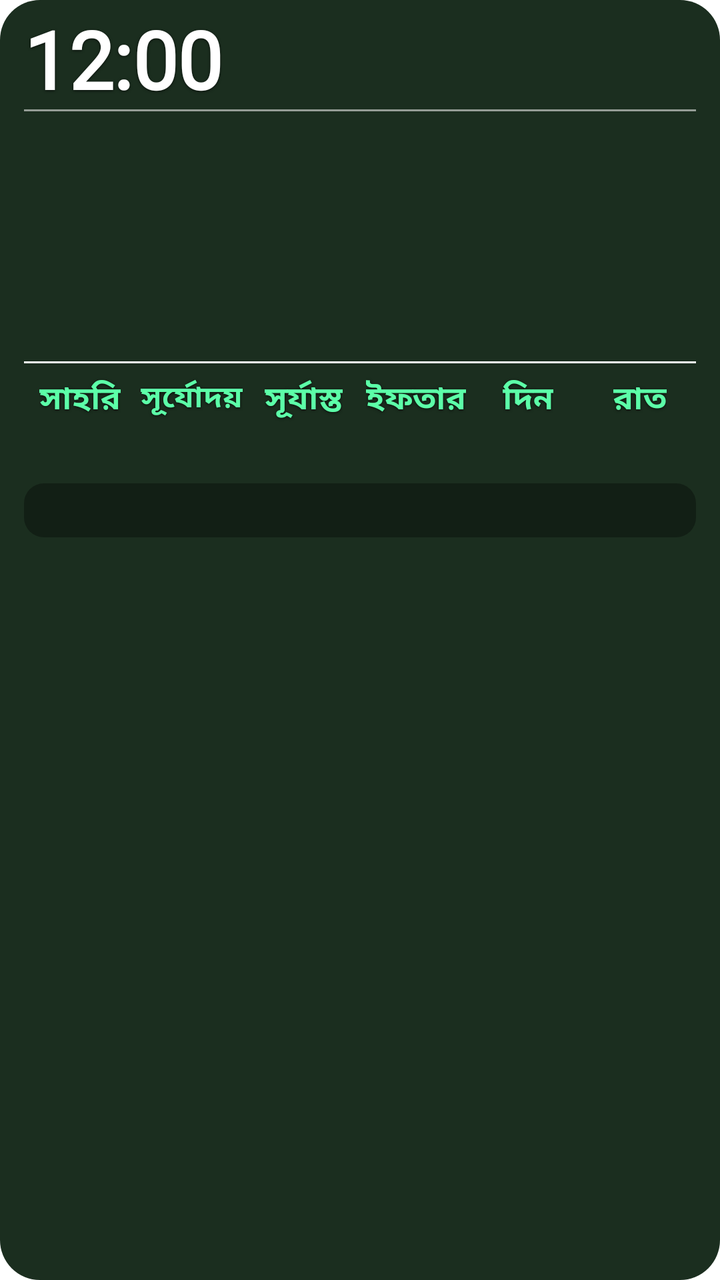
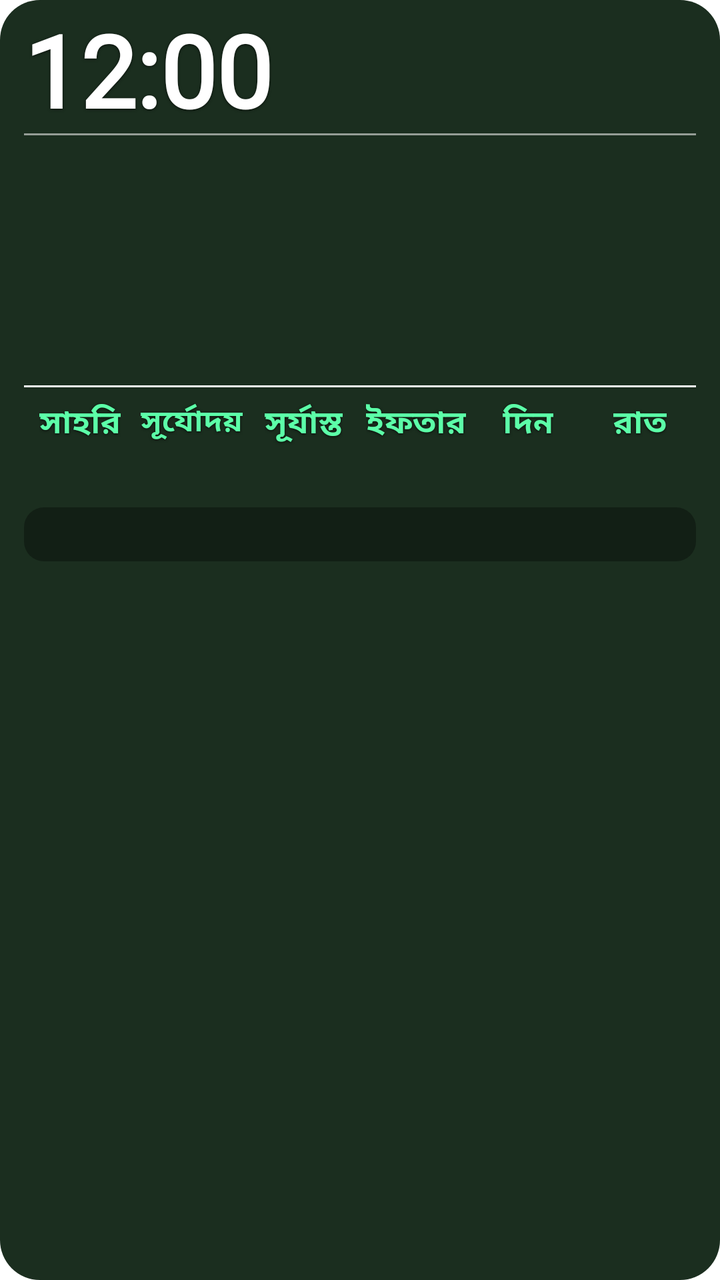

Before-and-after screenshots of an Android layout around one commit, followed by the original layout XML and the change that was made.
<!-- AndroidManifest.xml: fallback theme Theme.MaterialComponents.DayNight.NoActionBar -->
<!-- res/layout/prayer_widget_layout.xml -->
<?xml version="1.0" encoding="utf-8"?>
<FrameLayout xmlns:android="http://schemas.android.com/apk/res/android"
    android:id="@+id/widget_root"
    android:layout_width="match_parent"
    android:layout_height="match_parent">

<ImageView
    android:id="@+id/widget_bg"
    android:layout_width="match_parent"
    android:layout_height="match_parent"
    android:scaleType="fitXY"
    android:contentDescription="@null"
    android:src="@drawable/widget_bg_shape" />


<ImageView
    android:id="@+id/widget_bg_forbidden"
    android:layout_width="match_parent"
    android:layout_height="match_parent"
    android:scaleType="fitXY"
    android:contentDescription="@null"
    android:visibility="gone"
    android:src="@drawable/widget_bg_forbidden_shape" />

<LinearLayout
    android:id="@+id/widget_content"
    android:layout_width="match_parent"
    android:layout_height="match_parent"
    android:orientation="vertical"
    android:paddingStart="12dp"
    android:paddingEnd="12dp"
    android:paddingTop="8dp"
    android:paddingBottom="10dp">

    
    <LinearLayout
        android:layout_width="match_parent"
        android:layout_height="wrap_content"
        android:orientation="horizontal"
        android:gravity="top">

        
        <LinearLayout
            android:layout_width="0dp"
            android:layout_height="wrap_content"
            android:layout_weight="1"
            android:orientation="horizontal"
            android:gravity="start|bottom">

            <TextClock
                android:id="@+id/widget_time"
                android:layout_width="wrap_content"
                android:layout_height="wrap_content"
                android:format12Hour="h:mm"
                android:format24Hour="HH:mm"
                android:textColor="#FFFFFF"
                android:shadowColor="#B3000000"
                android:shadowDx="0"
                android:shadowDy="1"
                android:shadowRadius="3"
                android:textSize="40sp"
                android:fontFamily="@font/bangla_widget"
                android:textStyle="bold"
                android:includeFontPadding="false" />

            <TextClock
                android:id="@+id/widget_time_bn"
                android:layout_width="wrap_content"
                android:layout_height="wrap_content"
                android:format12Hour="h:mm"
                android:format24Hour="HH:mm"
                android:textColor="#FFFFFF"
                android:shadowColor="#B3000000"
                android:shadowDx="0"
                android:shadowDy="1"
                android:shadowRadius="3"
                android:textSize="40sp"
                android:fontFamily="@font/bangla_num"
                android:textStyle="bold"
                android:includeFontPadding="true"
                android:singleLine="true"
                android:visibility="gone" />

            <TextView
                android:id="@+id/widget_ampm"
                android:layout_width="wrap_content"
                android:layout_height="wrap_content"
                android:layout_marginStart="3dp"
                android:layout_marginBottom="4dp"
                android:text=""
                android:textColor="#FFFFFF"
                android:shadowColor="#B3000000"
                android:shadowDx="0"
                android:shadowDy="1"
                android:shadowRadius="3"
                android:textSize="15sp"
                android:textStyle="bold"
                android:singleLine="true"
                android:includeFontPadding="false" />
        </LinearLayout>

        <LinearLayout
            android:layout_width="wrap_content"
            android:layout_height="wrap_content"
            android:orientation="vertical"
            android:gravity="end">

            <TextView
                android:id="@+id/widget_location"
                android:layout_width="wrap_content"
                android:layout_height="wrap_content"
                android:text=""
                android:textColor="#A5F3FF"
                android:shadowColor="#B3000000"
                android:shadowDx="0"
                android:shadowDy="1"
                android:shadowRadius="3"
                android:textSize="17sp"
                android:fontFamily="@font/bangla_widget"
                android:textStyle="bold"
                android:gravity="end"
                android:singleLine="true"
                android:ellipsize="end"
                android:maxWidth="200dp" />

            <TextView
                android:id="@+id/widget_weather"
                android:layout_width="wrap_content"
                android:layout_height="wrap_content"
                android:layout_marginTop="2dp"
                android:text=""
                android:textColor="#E1EEF4"
                android:shadowColor="#B3000000"
                android:shadowDx="0"
                android:shadowDy="1"
                android:shadowRadius="3"
                android:textSize="14sp"
                android:fontFamily="@font/bangla_widget"
                android:textStyle="bold"
                android:gravity="end"
                android:maxLines="2"
                android:ellipsize="end"
                android:maxWidth="200dp" />

        </LinearLayout>

    </LinearLayout>

    
    <TextView
        android:layout_width="match_parent"
        android:layout_height="1dp"
        android:layout_marginTop="0dp"
        android:layout_marginBottom="2dp"
        android:background="#88FFFFFF"
        android:text="" />

    
    <LinearLayout
        android:layout_width="match_parent"
        android:layout_height="wrap_content"
        android:orientation="horizontal">

        
        <LinearLayout
            android:layout_width="0dp"
            android:layout_height="wrap_content"
            android:layout_weight="0.8"
            android:orientation="vertical">

            <TextView
                android:id="@+id/widget_waqt_name"
                android:layout_width="wrap_content"
                android:layout_height="wrap_content"
                android:text=""
                android:textColor="#5CFFA8"
                android:shadowColor="#B3000000"
                android:shadowDx="0"
                android:shadowDy="1"
                android:shadowRadius="3"
                android:textSize="30sp"
                android:fontFamily="@font/bangla_widget"
                android:textStyle="bold" />

            <TextView
                android:id="@+id/widget_waqt_range"
                android:layout_width="wrap_content"
                android:layout_height="wrap_content"
                android:layout_marginTop="-2dp"
                android:text=""
                android:textColor="#FFFFFF"
                android:shadowColor="#B3000000"
                android:shadowDx="0"
                android:shadowDy="1"
                android:shadowRadius="3"
                android:textSize="19sp"
                android:fontFamily="@font/bangla_widget"
                android:textStyle="bold"
                android:singleLine="true" />

            <TextView
                android:id="@+id/widget_waqt_remaining_label"
                android:layout_width="wrap_content"
                android:layout_height="wrap_content"
                android:layout_marginTop="0dp"
                android:text=""
                android:textColor="#E8B4F5"
                android:shadowColor="#B3000000"
                android:shadowDx="0"
                android:shadowDy="1"
                android:shadowRadius="3"
                android:textSize="18sp"
                android:fontFamily="@font/bangla_widget"
                android:textStyle="bold" />

            <TextView
                android:id="@+id/widget_waqt_remaining_value"
                android:layout_width="wrap_content"
                android:layout_height="wrap_content"
                android:layout_marginTop="0dp"
                android:text=""
                android:textColor="#FFFFFF"
                android:shadowColor="#B3000000"
                android:shadowDx="0"
                android:shadowDy="1"
                android:shadowRadius="3"
                android:textSize="21sp"
                android:fontFamily="@font/bangla_widget"
                android:textStyle="bold" />

        </LinearLayout>

        
        <LinearLayout
            android:layout_width="0dp"
            android:layout_height="wrap_content"
            android:layout_weight="1.2"
            android:orientation="vertical">

            <TextView
                android:id="@+id/widget_day"
                android:layout_width="match_parent"
                android:layout_height="wrap_content"
                android:text=""
                android:textColor="#5CFFA8"
                android:shadowColor="#B3000000"
                android:shadowDx="0"
                android:shadowDy="1"
                android:shadowRadius="3"
                android:textSize="30sp"
                android:fontFamily="@font/bangla_widget"
                android:textStyle="bold"
                android:singleLine="true"
                android:ellipsize="end"
                android:gravity="end" />

            <TextView
                android:id="@+id/widget_gregorian"
                android:layout_width="match_parent"
                android:layout_height="wrap_content"
                android:layout_marginTop="0dp"
                android:text=""
                android:textColor="#FFFFFF"
                android:shadowColor="#B3000000"
                android:shadowDx="0"
                android:shadowDy="1"
                android:shadowRadius="3"
                android:textSize="18sp"
                android:fontFamily="@font/bangla_widget"
                android:textStyle="bold"
                android:gravity="end" />

            <TextView
                android:id="@+id/widget_hijri"
                android:layout_width="match_parent"
                android:layout_height="wrap_content"
                android:layout_marginTop="0dp"
                android:text=""
                android:textColor="#E8B4F5"
                android:shadowColor="#B3000000"
                android:shadowDx="0"
                android:shadowDy="1"
                android:shadowRadius="3"
                android:textSize="18sp"
                android:fontFamily="@font/bangla_widget"
                android:textStyle="bold"
                android:gravity="end"
                android:singleLine="true"
                android:ellipsize="end" />

            <TextView
                android:id="@+id/widget_bangla_date"
                android:layout_width="match_parent"
                android:layout_height="wrap_content"
                android:layout_marginTop="0dp"
                android:text=""
                android:textColor="#A5F3FF"
                android:shadowColor="#B3000000"
                android:shadowDx="0"
                android:shadowDy="1"
                android:shadowRadius="3"
                android:textSize="18sp"
                android:fontFamily="@font/bangla_widget"
                android:textStyle="bold"
                android:gravity="end" />

        </LinearLayout>
    </LinearLayout>

    
    <TextView
        android:id="@+id/widget_divider_bottom"
        android:layout_width="match_parent"
        android:layout_height="1dp"
        android:layout_marginTop="6dp"
        android:background="#FFFFFFFF"
        android:text="" />

    
    <LinearLayout
        android:layout_width="match_parent"
        android:layout_height="wrap_content"
        android:layout_marginTop="6dp"
        android:orientation="horizontal">

        <LinearLayout
            android:layout_width="0dp"
            android:layout_height="wrap_content"
            android:layout_weight="1"
            android:orientation="vertical"
            android:gravity="center">

            <TextView
                android:id="@+id/widget_sehri_label"
                android:layout_width="wrap_content"
                android:layout_height="wrap_content"
                android:text="সাহরি"
                android:textColor="#5CFFA8"
                android:shadowColor="#B3000000"
                android:shadowDx="0"
                android:shadowDy="1"
                android:shadowRadius="3"
                android:textSize="16sp"
                android:fontFamily="@font/bangla_widget"
                android:textStyle="bold" />

            <TextView
                android:id="@+id/widget_sehri"
                android:layout_width="wrap_content"
                android:layout_height="wrap_content"
                android:text=""
                android:textColor="#5CFFA8"
                android:shadowColor="#B3000000"
                android:shadowDx="0"
                android:shadowDy="1"
                android:shadowRadius="3"
                android:textSize="18sp"
                android:fontFamily="@font/bangla_widget"
                android:textStyle="bold" />

        </LinearLayout>

        <LinearLayout
            android:layout_width="0dp"
            android:layout_height="wrap_content"
            android:layout_weight="1"
            android:orientation="vertical"
            android:gravity="center">

            <TextView
                android:id="@+id/widget_sunrise_label"
                android:layout_width="wrap_content"
                android:layout_height="wrap_content"
                android:text="সূর্যোদয়"
                android:textColor="#5CFFA8"
                android:shadowColor="#B3000000"
                android:shadowDx="0"
                android:shadowDy="1"
                android:shadowRadius="3"
                android:textSize="15sp"
                android:fontFamily="@font/bangla_widget"
                android:textStyle="bold" />

            <TextView
                android:id="@+id/widget_sunrise"
                android:layout_width="wrap_content"
                android:layout_height="wrap_content"
                android:text=""
                android:textColor="#5CFFA8"
                android:shadowColor="#B3000000"
                android:shadowDx="0"
                android:shadowDy="1"
                android:shadowRadius="3"
                android:textSize="18sp"
                android:fontFamily="@font/bangla_widget"
                android:textStyle="bold" />

        </LinearLayout>

        <LinearLayout
            android:layout_width="0dp"
            android:layout_height="wrap_content"
            android:layout_weight="1"
            android:orientation="vertical"
            android:gravity="center">

            <TextView
                android:id="@+id/widget_sunset_label"
                android:layout_width="wrap_content"
                android:layout_height="wrap_content"
                android:text="সূর্যাস্ত"
                android:textColor="#5CFFA8"
                android:shadowColor="#B3000000"
                android:shadowDx="0"
                android:shadowDy="1"
                android:shadowRadius="3"
                android:textSize="16sp"
                android:fontFamily="@font/bangla_widget"
                android:textStyle="bold" />

            <TextView
                android:id="@+id/widget_sunset"
                android:layout_width="wrap_content"
                android:layout_height="wrap_content"
                android:text=""
                android:textColor="#5CFFA8"
                android:shadowColor="#B3000000"
                android:shadowDx="0"
                android:shadowDy="1"
                android:shadowRadius="3"
                android:textSize="18sp"
                android:fontFamily="@font/bangla_widget"
                android:textStyle="bold" />

        </LinearLayout>

        <LinearLayout
            android:layout_width="0dp"
            android:layout_height="wrap_content"
            android:layout_weight="1"
            android:orientation="vertical"
            android:gravity="center">

            <TextView
                android:id="@+id/widget_iftar_label"
                android:layout_width="wrap_content"
                android:layout_height="wrap_content"
                android:text="ইফতার"
                android:textColor="#5CFFA8"
                android:shadowColor="#B3000000"
                android:shadowDx="0"
                android:shadowDy="1"
                android:shadowRadius="3"
                android:textSize="16sp"
                android:fontFamily="@font/bangla_widget"
                android:textStyle="bold" />

            <TextView
                android:id="@+id/widget_iftar"
                android:layout_width="wrap_content"
                android:layout_height="wrap_content"
                android:text=""
                android:textColor="#5CFFA8"
                android:shadowColor="#B3000000"
                android:shadowDx="0"
                android:shadowDy="1"
                android:shadowRadius="3"
                android:textSize="18sp"
                android:fontFamily="@font/bangla_widget"
                android:textStyle="bold" />

        </LinearLayout>

        
        <LinearLayout
            android:layout_width="0dp"
            android:layout_height="wrap_content"
            android:layout_weight="1"
            android:orientation="vertical"
            android:gravity="center">

            <TextView
                android:id="@+id/widget_day_label"
                android:layout_width="wrap_content"
                android:layout_height="wrap_content"
                android:text="দিন"
                android:textColor="#5CFFA8"
                android:shadowColor="#B3000000"
                android:shadowDx="0"
                android:shadowDy="1"
                android:shadowRadius="3"
                android:textSize="16sp"
                android:fontFamily="@font/bangla_widget"
                android:textStyle="bold" />

            <TextView
                android:id="@+id/widget_day_duration"
                android:layout_width="wrap_content"
                android:layout_height="wrap_content"
                android:text=""
                android:textColor="#5CFFA8"
                android:shadowColor="#B3000000"
                android:shadowDx="0"
                android:shadowDy="1"
                android:shadowRadius="3"
                android:textSize="18sp"
                android:fontFamily="@font/bangla_widget"
                android:textStyle="bold" />

        </LinearLayout>

        <LinearLayout
            android:layout_width="0dp"
            android:layout_height="wrap_content"
            android:layout_weight="1"
            android:orientation="vertical"
            android:gravity="center">

            <TextView
                android:id="@+id/widget_night_label"
                android:layout_width="wrap_content"
                android:layout_height="wrap_content"
                android:text="রাত"
                android:textColor="#5CFFA8"
                android:shadowColor="#B3000000"
                android:shadowDx="0"
                android:shadowDy="1"
                android:shadowRadius="3"
                android:textSize="16sp"
                android:fontFamily="@font/bangla_widget"
                android:textStyle="bold" />

            <TextView
                android:id="@+id/widget_night_duration"
                android:layout_width="wrap_content"
                android:layout_height="wrap_content"
                android:text=""
                android:textColor="#5CFFA8"
                android:shadowColor="#B3000000"
                android:shadowDx="0"
                android:shadowDy="1"
                android:shadowRadius="3"
                android:textSize="18sp"
                android:fontFamily="@font/bangla_widget"
                android:textStyle="bold" />

        </LinearLayout>

    </LinearLayout>

    
    <TextView
        android:id="@+id/widget_alert"
        android:layout_width="match_parent"
        android:layout_height="wrap_content"
        android:layout_marginTop="6dp"
        android:paddingTop="4dp"
        android:paddingBottom="4dp"
        android:paddingStart="4dp"
        android:paddingEnd="4dp"
        android:background="@drawable/widget_alert_bg"
        android:text=""
        android:textColor="#FFE680"
        android:shadowColor="#B3000000"
        android:shadowDx="0"
        android:shadowDy="1"
        android:shadowRadius="3"
        android:textSize="14sp"
        android:fontFamily="@font/bangla_widget"
        android:textStyle="bold"
        android:gravity="start"
        android:maxLines="10"
        android:ellipsize="end" />

</LinearLayout>

</FrameLayout>
<!-- resources referenced by this layout -->
<resources>
  <!-- drawable widget_alert_bg (drawable) -->
  <?xml version="1.0" encoding="utf-8"?>
  <shape xmlns:android="http://schemas.android.com/apk/res/android"
      android:shape="rectangle">
      <solid android:color="#55000000" />
      <corners android:radius="10dp" />
  </shape>
  <!-- drawable widget_bg_forbidden_shape (drawable) -->
  <?xml version="1.0" encoding="utf-8"?>
  <shape xmlns:android="http://schemas.android.com/apk/res/android"
      android:shape="rectangle">
      <gradient
          android:type="linear"
          android:angle="270"
          android:startColor="#FFA92415"
          android:centerColor="#FF8F1D10"
          android:endColor="#FF6C130A" />
      <corners android:radius="20dp" />
  </shape>
  <!-- drawable widget_bg_shape (drawable) -->
  <?xml version="1.0" encoding="utf-8"?>
  <shape xmlns:android="http://schemas.android.com/apk/res/android"
      android:shape="rectangle">
      <solid android:color="#FF1B2E1F" />
      <corners android:radius="20dp" />
  </shape>
</resources>

<!-- the commit's change to res/layout/prayer_widget_layout.xml (unified diff, before → after) -->
@@ -58,7 +58,7 @@
                 android:shadowDx="0"
                 android:shadowDy="1"
                 android:shadowRadius="3"
-                android:textSize="40sp"
+                android:textSize="50sp"
                 android:fontFamily="@font/bangla_widget"
                 android:textStyle="bold"
                 android:includeFontPadding="false" />
